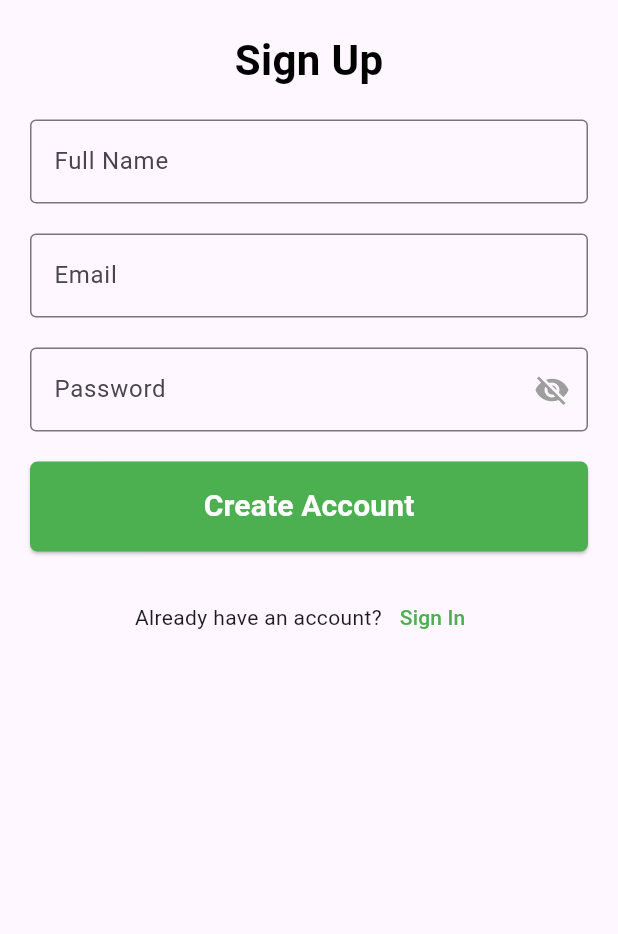
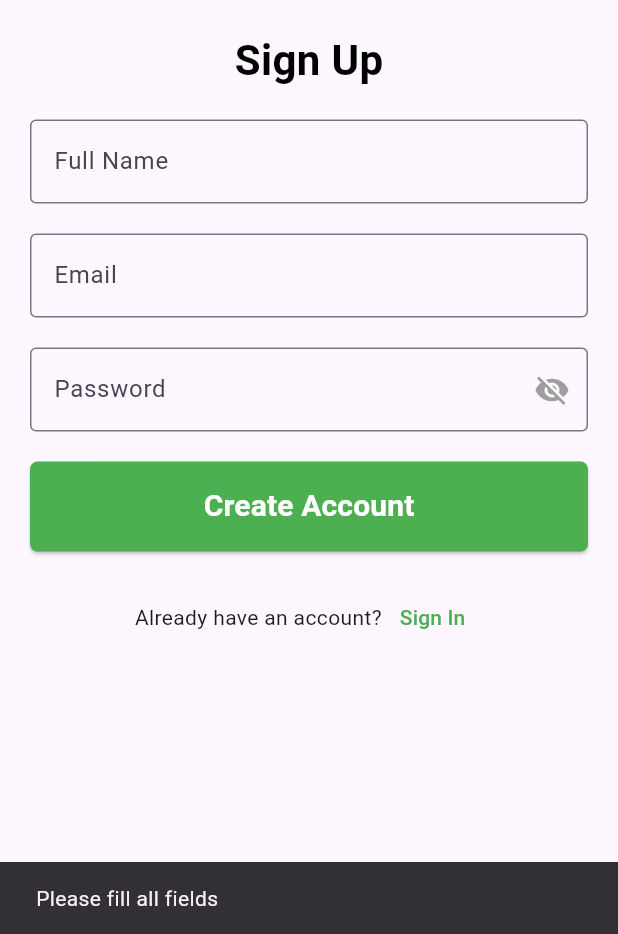
Before and after one commit to Karib-Khan/abi_wallet, a Flutter app: the RegisterScreen screen opened by its route, after a tap on "Create Account", on a phone screen of 412 x 824 dp, the part 302-1236 px from its top. Run offline on Flutter 3.47's test engine with Material 3 defaults, Android fonts, the phone set to English and light mode, and no system bars; our stand-ins replace firebase_auth, firebase_core, image_picker, percent_indicator; accounts and stored records are empty.

Commit message:
firebase connection & register done

```diff
--- a/lib/main.dart
+++ b/lib/main.dart
@@ -1,10 +1,13 @@
+import 'package:firebase_core/firebase_core.dart';
 import 'package:flutter/material.dart';
 import 'router.dart';
 import 'splash_screen.dart';
 import 'login.dart'; // Make sure to import the login screen
 import 'register.dart'; // Import other screens like register, etc.
 
-void main() {
+void main() async {
+  WidgetsFlutterBinding.ensureInitialized();
+  await Firebase.initializeApp();
   runApp(MyApp());
 }
 
--- a/lib/register.dart
+++ b/lib/register.dart
@@ -1,12 +1,66 @@
 import 'package:flutter/material.dart';
 import 'router.dart';
-
+import 'package:firebase_auth/firebase_auth.dart';
 class RegisterScreen extends StatefulWidget {
   @override
   _RegisterScreenState createState() => _RegisterScreenState();
 }
 
 class _RegisterScreenState extends State<RegisterScreen> {
+
+  // String email="", password="", fullname="";
+  // TextEditingController emailcontroller= new TextEditingController();
+  // TextEditingController passcontroller= new TextEditingController();
+  // TextEditingController namecontroller= new TextEditingController();
+
+  registration() async {
+    String fullName = _fullNameController.text.trim();
+    String email = _emailController.text.trim();
+    String password = _passwordController.text.trim();
+
+    if (fullName.isEmpty || email.isEmpty || password.isEmpty) {
+      ScaffoldMessenger.of(context).showSnackBar(
+        SnackBar(content: Text('Please fill all fields')),
+      );
+      return;
+    }
+
+    try {
+      UserCredential userCredential = await FirebaseAuth.instance
+          .createUserWithEmailAndPassword(email: email, password: password);
+
+      // Optional: Update display name
+      await userCredential.user!.updateDisplayName(fullName);
+
+      ScaffoldMessenger.of(context).showSnackBar(
+        SnackBar(content: Text('Registration successful')),
+      );
+
+      // Navigate to home or login page
+      Navigator.pushReplacementNamed(context, '/login');
+
+    } on FirebaseAuthException catch (e) {
+      String message = '';
+
+      if (e.code == 'email-already-in-use') {
+        message = 'Email already in use';
+      } else if (e.code == 'weak-password') {
+        message = 'Password should be at least 6 characters';
+      } else {
+        message = 'Something went wrong';
+      }
+
+      ScaffoldMessenger.of(context).showSnackBar(
+        SnackBar(content: Text(message)),
+      );
+    } catch (e) {
+      print(e);
+      ScaffoldMessenger.of(context).showSnackBar(
+        SnackBar(content: Text('An error occurred')),
+      );
+    }
+  }
+
   final _fullNameController = TextEditingController();
   final _emailController = TextEditingController();
   final _passwordController = TextEditingController();
@@ -107,9 +161,9 @@ class _RegisterScreenState extends State<RegisterScreen> {
 
                 // Create Account Button
                 ElevatedButton(
-                  onPressed: () {
+                  onPressed:registration
                     // Add register functionality
-                  },
+                  ,
                   style: ElevatedButton.styleFrom(
                     backgroundColor: Colors.green, // Green background
                     padding: EdgeInsets.symmetric(vertical: 15),
--- a/pubspec.yaml
+++ b/pubspec.yaml
@@ -10,6 +10,8 @@ environment:
 dependencies:
   flutter:
     sdk: flutter
+  firebase_core: ^3.13.0
+  firebase_auth: ^5.5.2
   percent_indicator: ^4.0.0
   cupertino_icons: ^1.0.8
   http: ^0.13.5
```
Also changed, not shown: pubspec.lock, 5 other files.
